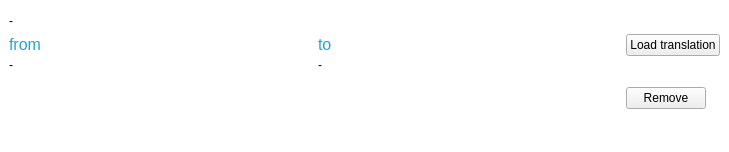
This is src/history_item.ui in keshavbhatt/glate as Qt 5 draws it before an edit. The edited form follows.
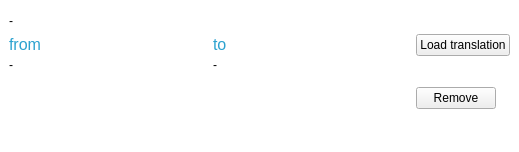
This is the edited form. Icons and pictures are not drawn.

Commit message: history item size fix

```diff
--- a/src/history_item.ui
+++ b/src/history_item.ui
@@ -6,7 +6,7 @@
    <rect>
     <x>0</x>
     <y>0</y>
-    <width>729</width>
+    <width>519</width>
     <height>150</height>
    </rect>
   </property>
@@ -65,7 +65,7 @@
           </property>
           <property name="minimumSize">
            <size>
-            <width>285</width>
+            <width>180</width>
             <height>80</height>
            </size>
           </property>
@@ -111,7 +111,7 @@
           </property>
           <property name="minimumSize">
            <size>
-            <width>285</width>
+            <width>180</width>
             <height>80</height>
            </size>
           </property>
```
